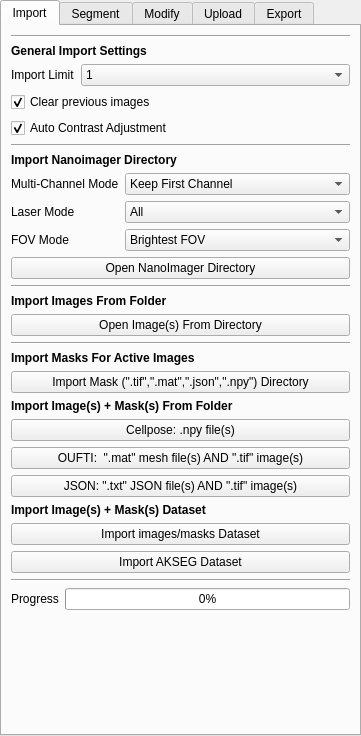
First picture: the form in src/napari_akseg/akseg_ui.ui, repository piedrro/napari-akseg, before the edit.
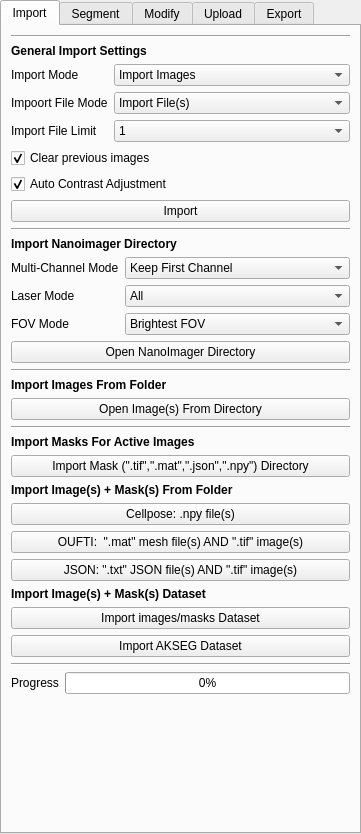
Second picture: the form after the edit.

```diff
--- a/src/napari_akseg/akseg_ui.ui
+++ b/src/napari_akseg/akseg_ui.ui
@@ -10,7 +10,7 @@
     <x>0</x>
     <y>0</y>
     <width>361</width>
-    <height>736</height>
+    <height>834</height>
    </rect>
   </property>
   <property name="sizePolicy">
@@ -72,15 +72,80 @@
      </widget>
     </item>
     <item>
-     <layout class="QFormLayout" name="formLayout_9">
-      <item row="1" column="0">
-       <widget class="QLabel" name="import_limit_2">
-        <property name="text">
-         <string>Import Limit</string>
-        </property>
-       </widget>
-      </item>
+     <layout class="QFormLayout" name="formLayout_8">
       <item row="1" column="1">
+       <widget class="QComboBox" name="import_mode">
+        <item>
+         <property name="text">
+          <string>Import Images</string>
+         </property>
+        </item>
+        <item>
+         <property name="text">
+          <string>Import NanoImager Images</string>
+         </property>
+        </item>
+        <item>
+         <property name="text">
+          <string>Import Masks</string>
+         </property>
+        </item>
+        <item>
+         <property name="text">
+          <string>Import Cellpose &quot;.npy&quot; file(s)</string>
+         </property>
+        </item>
+        <item>
+         <property name="text">
+          <string>Import Oufti &quot;.mat&quot; file(s)</string>
+         </property>
+        </item>
+        <item>
+         <property name="text">
+          <string>Import JSON .&quot;txt&quot; file(s)</string>
+         </property>
+        </item>
+        <item>
+         <property name="text">
+          <string>Import Images/Masks Dataset</string>
+         </property>
+        </item>
+        <item>
+         <property name="text">
+          <string>Import AKSEG Dataset</string>
+         </property>
+        </item>
+       </widget>
+      </item>
+      <item row="1" column="0">
+       <widget class="QLabel" name="label_27">
+        <property name="text">
+         <string>Import Mode</string>
+        </property>
+       </widget>
+      </item>
+      <item row="2" column="1">
+       <widget class="QComboBox" name="import_filemode">
+        <item>
+         <property name="text">
+          <string>Import File(s)</string>
+         </property>
+        </item>
+        <item>
+         <property name="text">
+          <string>Import Directory</string>
+         </property>
+        </item>
+       </widget>
+      </item>
+      <item row="2" column="0">
+       <widget class="QLabel" name="label_51">
+        <property name="text">
+         <string>Impoort File Mode</string>
+        </property>
+       </widget>
+      </item>
+      <item row="3" column="1">
        <widget class="QComboBox" name="import_limit">
         <item>
          <property name="text">
@@ -119,6 +184,13 @@
         </item>
        </widget>
       </item>
+      <item row="3" column="0">
+       <widget class="QLabel" name="import_limit_2">
+        <property name="text">
+         <string>Import File Limit</string>
+        </property>
+       </widget>
+      </item>
      </layout>
     </item>
     <item>
@@ -141,6 +213,13 @@
       </property>
      </widget>
     </item>
+    <item>
+     <widget class="QPushButton" name="Import_import">
+      <property name="text">
+       <string>Import</string>
+      </property>
+     </widget>
+    </item>
     <item>
      <widget class="Line" name="line_9">
       <property name="orientation">
```
